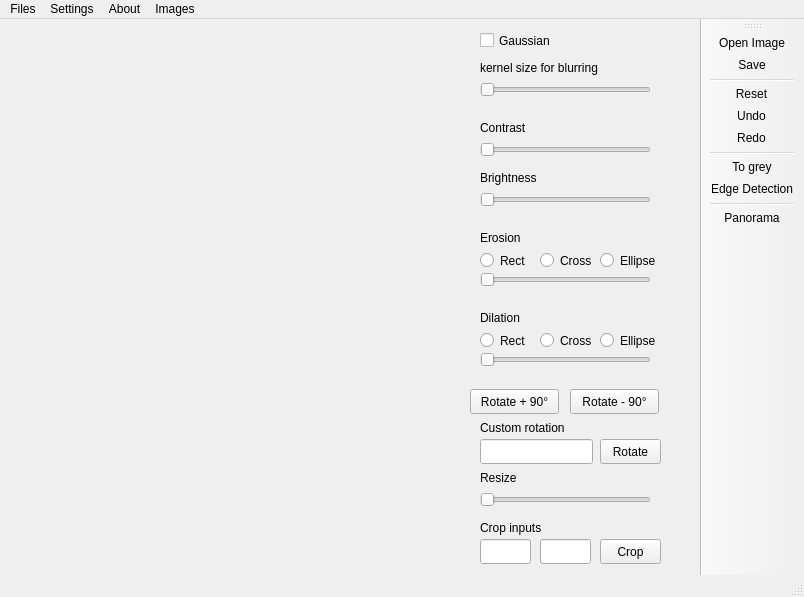
Qt form QTApplication/mainwindow.ui (arcreane/multimedia-equipe_007) before a commit.
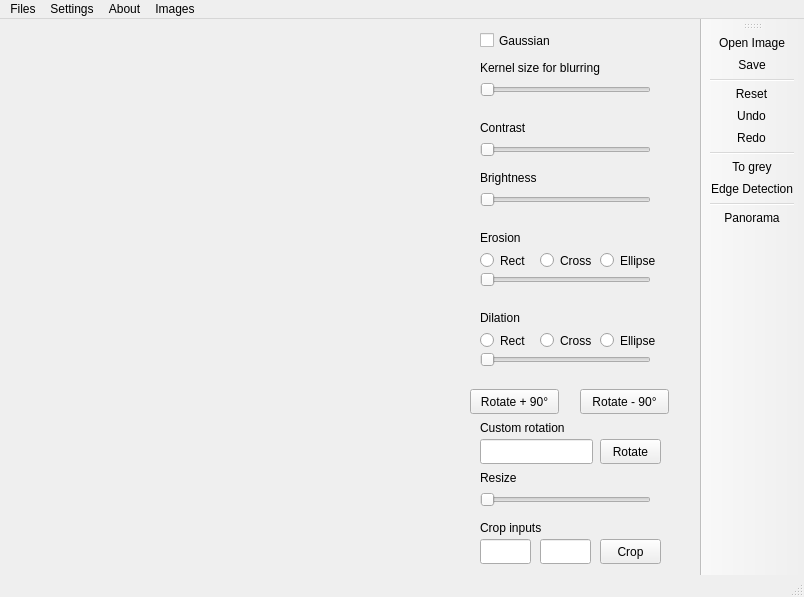
The same form after that commit.

The edit to the form file:
```diff
--- a/QTApplication/mainwindow.ui
+++ b/QTApplication/mainwindow.ui
@@ -117,7 +117,7 @@
        </rect>
       </property>
       <property name="text">
-       <string>kernel size for blurring</string>
+       <string>Kernel size for blurring</string>
       </property>
      </widget>
      <widget class="QSlider" name="slider_blur">
@@ -159,7 +159,7 @@
      <widget class="QPushButton" name="buttonRotateM90">
       <property name="geometry">
        <rect>
-        <x>100</x>
+        <x>110</x>
         <y>10</y>
         <width>89</width>
         <height>25</height>
```
